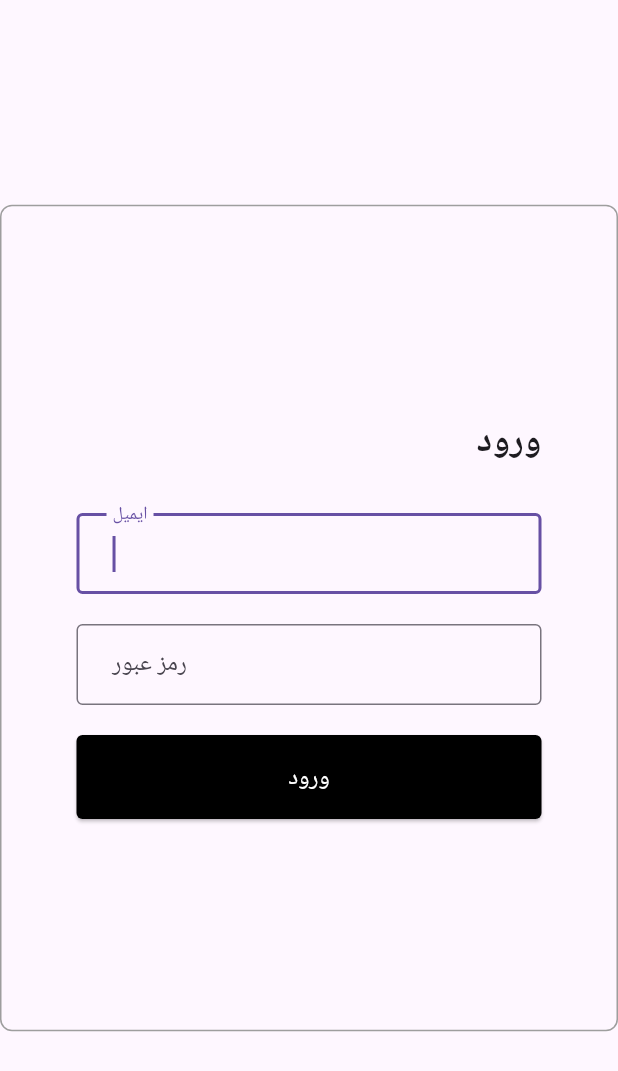
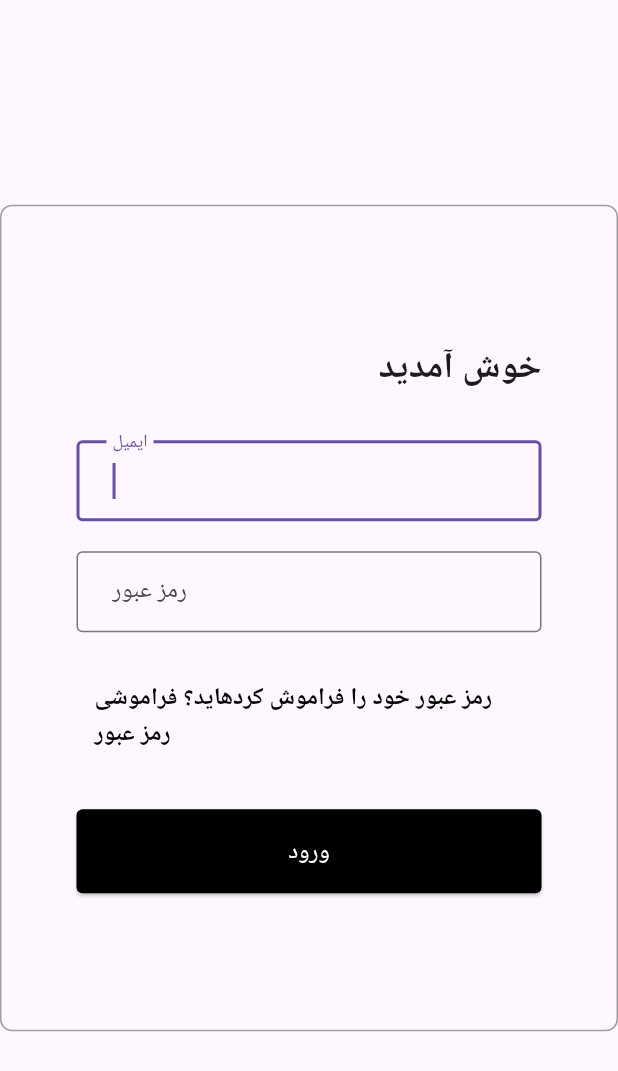
Before and after one commit to saman-tofighian/Login-Register-Flutter, a Flutter app: the LoginPage screen opened directly, on a phone screen of 412 x 824 dp. Shown: the top 1071 px of the screen. Run offline on Flutter 3.47's test engine with Material 3 defaults, Android fonts, the phone set to English and light mode, and no system bars.

Commit message:
'finished'

```diff
--- a/lib/main.dart
+++ b/lib/main.dart
@@ -165,6 +165,7 @@ class LoginPage extends StatelessWidget {
             borderRadius:
                 BorderRadius.circular(8.0), // تنظیم شعاع گردی برای حاشیه
           ),
+
           child: Column(
             mainAxisAlignment: MainAxisAlignment.center,
             children: [
@@ -174,7 +175,7 @@ class LoginPage extends StatelessWidget {
                 child: const Align(
                   alignment: Alignment.centerRight, // قرار دادن متن به سمت راست
                   child: Text(
-                    'ورود',
+                    'خوش آمدید',
                     style: TextStyle(
                       fontSize: 24.0, // تنظیم سایز متن
                       fontWeight: FontWeight.bold, // تنظیم وزن متن
@@ -201,7 +202,20 @@ class LoginPage extends StatelessWidget {
                 ),
                 obscureText: true,
               ),
-              const SizedBox(height: 20.0),
+              const SizedBox(height: 24.0),
+              TextButton(
+                onPressed: () {
+                  //
+                },
+                child: const Text(
+                  'رمز عبور خود را فراموش کردهاید؟ فراموشی رمز عبور',
+                  style: TextStyle(
+                      fontSize: 16.0,
+                      color: Colors.black,
+                      fontWeight: FontWeight.bold),
+                ),
+              ),
+              const SizedBox(height: 30.0),
               SizedBox(
                 width: 352.0,
                 height: 56,
```
